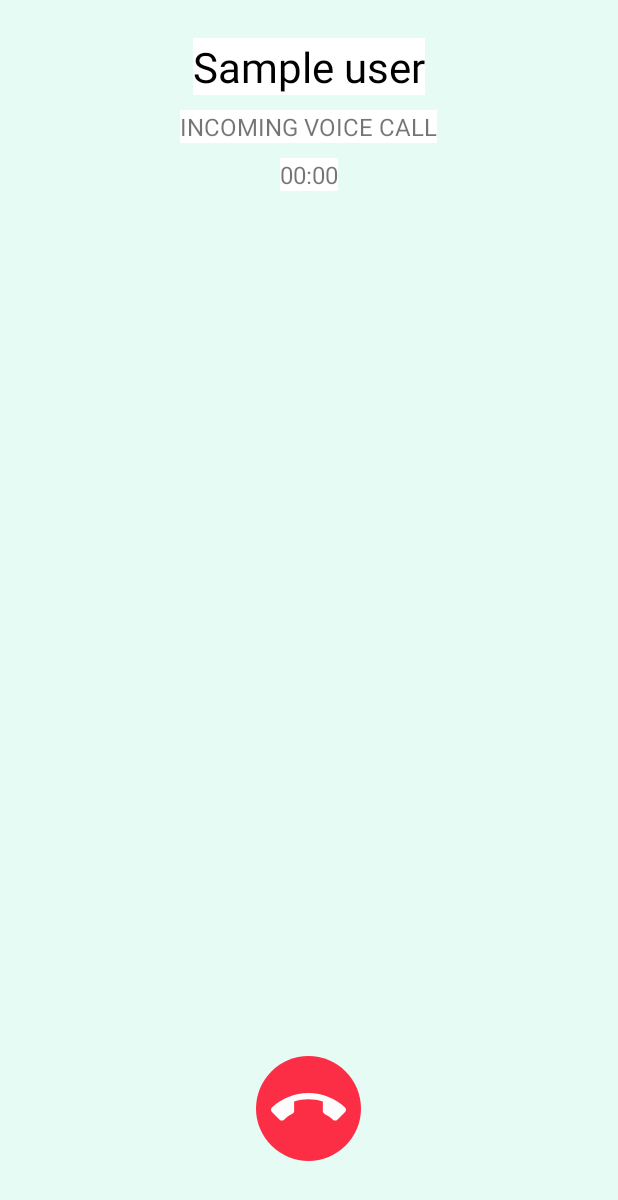
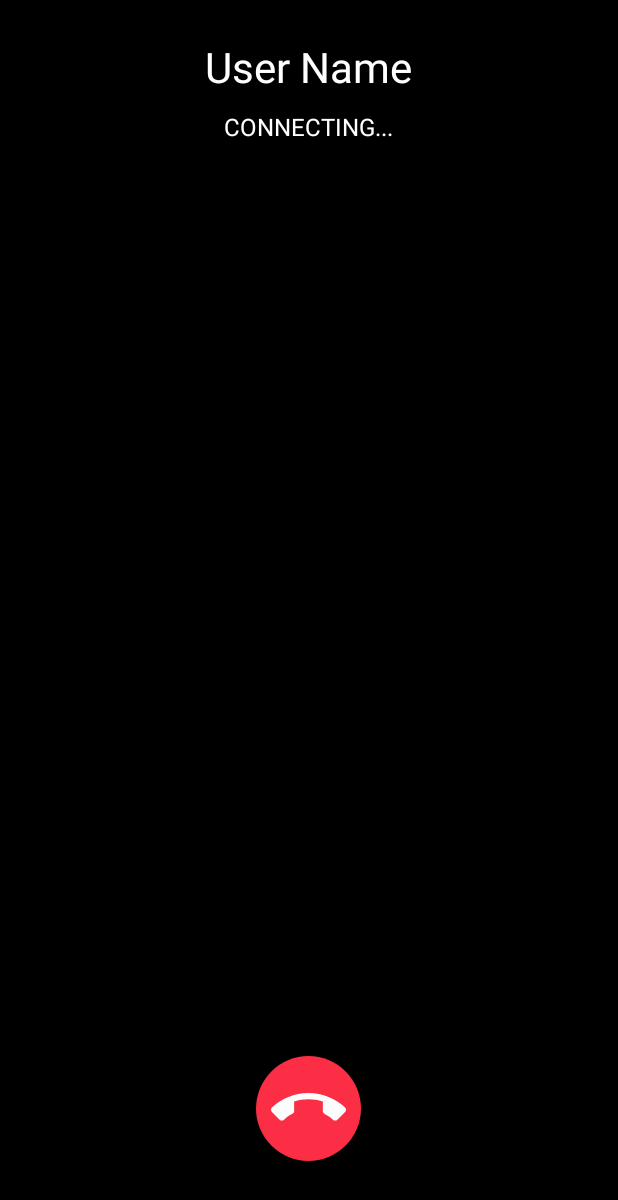
Before and after one commit to Hunaid2000/Chat-App, an Android app: the voicecallActivity screen opened directly, with no data from a screen before it, on a phone screen of 412 x 824 dp. Shown: the top 1200 px of the screen. Run offline under Robolectric (Android 15) with nearby library versions, the phone set to English and light mode, and no system bars; network calls fail.

Commit message:
Adds call functionalities

```diff
--- a/app/build.gradle
+++ b/app/build.gradle
@@ -46,7 +46,6 @@ dependencies {
     implementation 'androidx.appcompat:appcompat:1.5.1'
     implementation 'androidx.constraintlayout:constraintlayout:2.1.4'
     implementation 'androidx.legacy:legacy-support-v4:1.0.0'
-    implementation 'com.mcxiaoke.volley:library-aar:1.0.0'
     implementation 'com.google.android.material:material:1.8.0-alpha03'
     implementation 'de.hdodenhof:circleimageview:3.0.1'
     implementation 'com.github.bumptech.glide:glide:4.8.0'
--- a/app/src/main/java/com/ass2/i192008_i192043/AudioPlayer.java
+++ b/app/src/main/java/com/ass2/i192008_i192043/AudioPlayer.java
@@ -6,7 +6,6 @@ import android.media.AudioFormat;
 import android.media.AudioManager;
 import android.media.AudioTrack;
 import android.media.MediaPlayer;
-import android.net.Uri;
 import android.util.Log;
 import android.widget.Toast;
 
--- a/app/src/main/java/com/ass2/i192008_i192043/voicecallActivity.java
+++ b/app/src/main/java/com/ass2/i192008_i192043/voicecallActivity.java
@@ -1,14 +1,23 @@
 package com.ass2.i192008_i192043;
 
 import androidx.appcompat.app.AppCompatActivity;
+import androidx.core.content.ContextCompat;
 
 import android.os.Bundle;
+import android.widget.ImageView;
 
 public class voicecallActivity extends AppCompatActivity {
 
+    ImageView hangupButton;
+
     @Override
     protected void onCreate(Bundle savedInstanceState) {
+        getWindow().setStatusBarColor(ContextCompat.getColor(this, R.color.black));
         super.onCreate(savedInstanceState);
         setContentView(R.layout.activity_voicecall);
+        hangupButton = findViewById(R.id.hangupButton);
+        hangupButton.setOnClickListener(v -> {
+            finish();
+        });
     }
 }
--- /dev/null
+++ b/app/src/main/res/drawable/ic_call_black_24dp.xml
@@ -0,0 +1,5 @@
+<vector android:height="24dp" android:tint="#070707"
+    android:viewportHeight="24.0" android:viewportWidth="24.0"
+    android:width="24dp" xmlns:android="http://schemas.android.com/apk/res/android">
+    <path android:fillColor="#FF000000" android:pathData="M6.62,10.79c1.44,2.83 3.76,5.14 6.59,6.59l2.2,-2.2c0.27,-0.27 0.67,-0.36 1.02,-0.24 1.12,0.37 2.33,0.57 3.57,0.57 0.55,0 1,0.45 1,1V20c0,0.55 -0.45,1 -1,1 -9.39,0 -17,-7.61 -17,-17 0,-0.55 0.45,-1 1,-1h3.5c0.55,0 1,0.45 1,1 0,1.25 0.2,2.45 0.57,3.57 0.11,0.35 0.03,0.74 -0.25,1.02l-2.2,2.2z"/>
+</vector>
--- /dev/null
+++ b/app/src/main/res/drawable/ic_cancel_black_24dp.xml
@@ -0,0 +1,5 @@
+<vector android:height="24dp" android:tint="#070707"
+    android:viewportHeight="24.0" android:viewportWidth="24.0"
+    android:width="24dp" xmlns:android="http://schemas.android.com/apk/res/android">
+    <path android:fillColor="#FF000000" android:pathData="M12,2C6.47,2 2,6.47 2,12s4.47,10 10,10 10,-4.47 10,-10S17.53,2 12,2zM17,15.59L15.59,17 12,13.41 8.41,17 7,15.59 10.59,12 7,8.41 8.41,7 12,10.59 15.59,7 17,8.41 13.41,12 17,15.59z"/>
+</vector>
--- a/app/src/main/res/layout/activity_chat.xml
+++ b/app/src/main/res/layout/activity_chat.xml
@@ -1,6 +1,5 @@
 <?xml version="1.0" encoding="utf-8"?>
 <LinearLayout xmlns:android="http://schemas.android.com/apk/res/android"
-    xmlns:app="http://schemas.android.com/apk/res-auto"
     xmlns:tools="http://schemas.android.com/tools"
     android:layout_width="match_parent"
     android:layout_height="match_parent"
@@ -114,6 +113,7 @@
                 android:layout_height="0dp"/>
 
             <ImageButton
+                android:id="@+id/video_call_icon"
                 android:layout_width="40dp"
                 android:layout_height="40dp"
                 android:layout_alignParentEnd="true"
--- a/app/src/main/res/layout/activity_voicecall.xml
+++ b/app/src/main/res/layout/activity_voicecall.xml
@@ -4,7 +4,7 @@
     android:layout_height="match_parent"
     xmlns:tools="http://schemas.android.com/tools"
     tools:context=".voicecallActivity"
-    android:background="#5EBCF3DD">
+    android:background="@color/black">
 
     <RelativeLayout
         android:id="@+id/topPanel"
@@ -16,23 +16,22 @@
             android:layout_width="wrap_content"
             android:layout_height="wrap_content"
             android:layout_centerHorizontal="true"
-            android:text="Sample user"
+            android:text="User Name"
             android:textSize="28sp"
             android:layout_marginTop="25dp"
-            android:background="@color/white"
-            android:textColor="@android:color/black"/>
+            android:textColor="@android:color/white"/>
 
         <TextView
             android:id="@+id/callState"
             android:layout_width="wrap_content"
             android:layout_height="wrap_content"
             android:layout_centerHorizontal="true"
-            android:text="Incoming Voice Call"
+            android:text="Connecting..."
             android:textSize="16sp"
             android:textAllCaps="true"
             android:layout_below="@id/remoteUser"
             android:layout_marginTop="10dp"
-            android:background="@color/white"
+            android:textColor="@color/white"
             />
 
         <TextView
@@ -42,11 +41,11 @@
             android:layout_gravity="center_horizontal"
             android:layout_marginBottom="8dp"
             android:layout_marginTop="10dp"
-            android:text="00:00"
+            android:text=""
             android:textSize="16sp"
             android:layout_centerHorizontal="true"
             android:layout_below="@id/callState"
-            android:background="@color/white"
+            android:textColor="@color/white"
             />
 
 
```
Also changed, not shown: app/src/main/java/com/ass2/i192008_i192043/IncomingCall.java (+17 -143 lines), app/src/main/java/com/ass2/i192008_i192043/chatActivity.java (+11 -3 lines), app/src/main/res/drawable/shape_button_for_accept.xml (added, +11 -0 lines), app/src/main/res/drawable/shape_button_for_reject.xml (added, +11 -0 lines), app/src/main/res/drawable/shape_rounded_for_accept.xml (added, +14 -0 lines), app/src/main/res/drawable/shape_rounded_for_reject.xml (added, +14 -0 lines), app/src/main/res/layout/activity_incomingcall.xml (+47 -46 lines).
